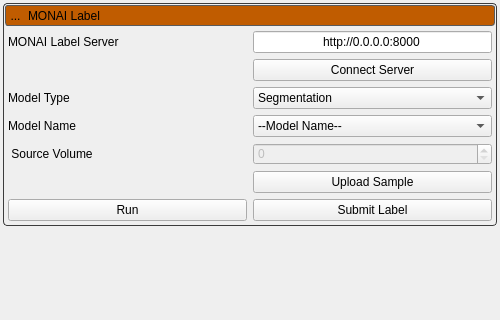
This is Studio/ShapeWorksMONAI/MonaiLabelTool.ui in SCIInstitute/ShapeWorks as Qt 5 draws it before an edit; both pictures show x 0 to 500 and y 0 to 320 of the 500 by 1451 pixel window. The edited form follows.
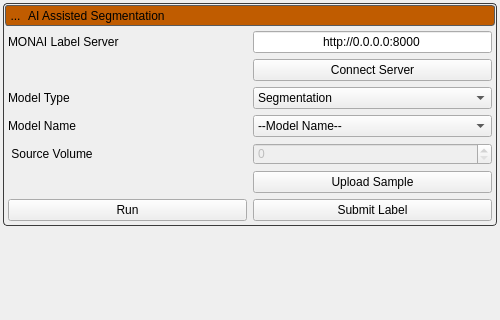
This is the edited form. Icons and pictures are not drawn.

```diff
--- a/Studio/ShapeWorksMONAI/MonaiLabelTool.ui
+++ b/Studio/ShapeWorksMONAI/MonaiLabelTool.ui
@@ -197,7 +197,7 @@
             <item>
              <widget class="QLabel" name="monai_top_label">
               <property name="text">
-               <string>MONAI Label</string>
+               <string>AI Assisted Segmentation</string>
               </property>
              </widget>
             </item>
```
Left out of the diff: 2 changed lines with no effect on the pictures.
